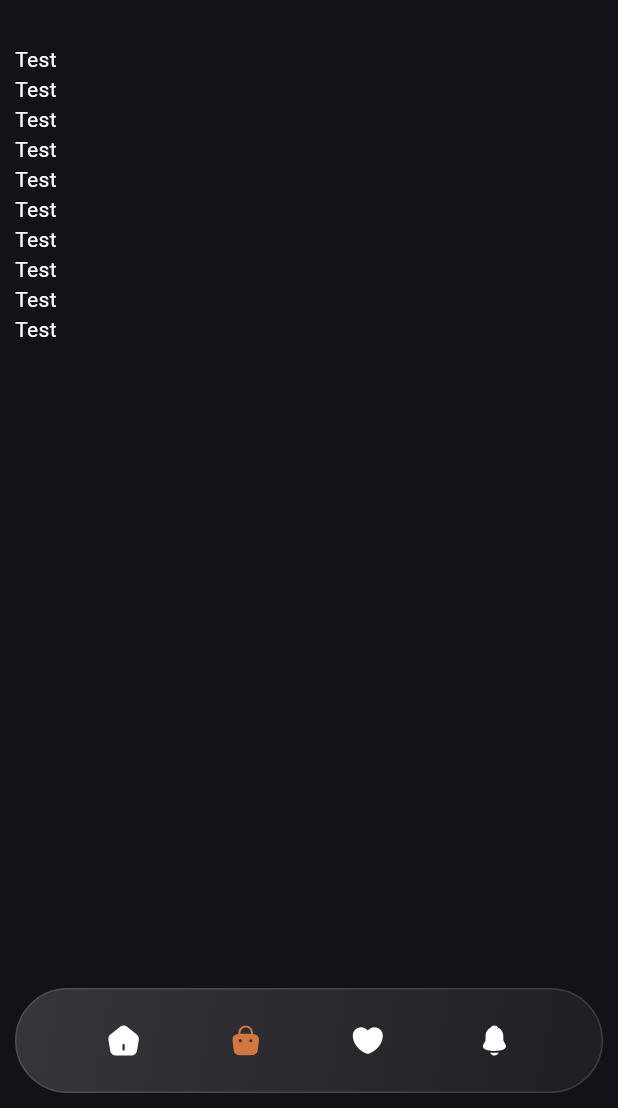
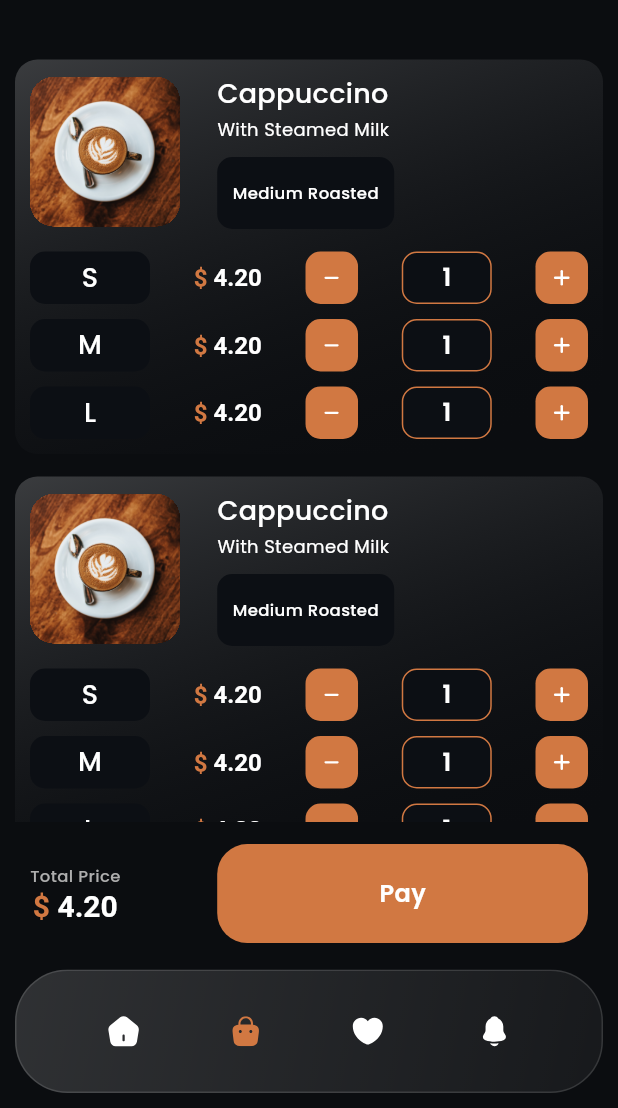
Before and after one commit to Debadrita438/flutter-coffee-shop, a Flutter app: the screen it shows after launch, item 2 of the bottom bar chosen, on a phone screen of 412 x 824 dp, the part 128-1236 px from its top. Run offline on Flutter 3.47's test engine with Material 3 defaults, Android fonts, the phone set to English and light mode, and no system bars; our stand-ins replace flutter_svg, hexcolor.

Commit message:
shop listing page design done

```diff
--- /dev/null
+++ b/lib/common_widgets/custom_orange_button.dart
@@ -0,0 +1,45 @@
+import 'package:flutter/material.dart';
+import 'package:hexcolor/hexcolor.dart';
+
+import 'package:coffee_shop/common_widgets/index.dart';
+import 'package:coffee_shop/utils/colors.dart';
+
+class CustomOrangeButton extends StatelessWidget {
+  const CustomOrangeButton({
+    super.key,
+    required this.buttonWidth,
+    required this.buttonHeight,
+    required this.buttonBorderRadius,
+    required this.buttonLabel,
+    required this.labelSize,
+    required this.onPress,
+  });
+
+  final double buttonWidth;
+  final double buttonHeight;
+  final double buttonBorderRadius;
+  final String buttonLabel;
+  final double labelSize;
+  final void Function() onPress;
+
+  @override
+  Widget build(BuildContext context) {
+    return InkWell(
+      onTap: onPress,
+      child: Container(
+        width: buttonWidth,
+        height: buttonHeight,
+        decoration: BoxDecoration(
+          color: HexColor(AppColor.orange),
+          borderRadius: BorderRadius.circular(buttonBorderRadius),
+        ),
+        child: Center(
+          child: SemiBoldText(
+            showText: buttonLabel,
+            fontSize: labelSize,
+          ),
+        ),
+      ),
+    );
+  }
+}
--- a/lib/common_widgets/index.dart
+++ b/lib/common_widgets/index.dart
@@ -4,3 +4,4 @@ export 'package:coffee_shop/common_widgets/regular_text.dart';
 export 'package:coffee_shop/common_widgets/add_remove.dart';
 export 'package:coffee_shop/common_widgets/medium_text.dart';
 export 'package:coffee_shop/common_widgets/frosted_bottom_tab.dart';
+export 'package:coffee_shop/common_widgets/custom_orange_button.dart';
--- a/lib/common_widgets/main_header.dart
+++ b/lib/common_widgets/main_header.dart
@@ -20,7 +20,9 @@ class MainHeader extends StatelessWidget {
 
   @override
   Widget build(BuildContext context) {
-    return Row(
+    return Padding(
+      padding: const EdgeInsets.only(bottom: 10),
+      child: Row(
         mainAxisAlignment: MainAxisAlignment.spaceBetween,
         children: [
           InkWell(
@@ -86,6 +88,7 @@ class MainHeader extends StatelessWidget {
             ),
           ),
         ],
+      ),
     );
   }
 }
--- a/lib/features/bottomTab/bottom_tab.dart
+++ b/lib/features/bottomTab/bottom_tab.dart
@@ -45,6 +45,7 @@ class _BottomTabState extends State<BottomTab> {
     }
 
     return Scaffold(
+      extendBody: false,
       bottomNavigationBar: Stack(
         children: [
           content,
@@ -53,9 +54,13 @@ class _BottomTabState extends State<BottomTab> {
             bottom: 10,
             right: 10,
             left: 10,
-            child: FrostedBottomTab(
-              onPress: selectedTabHandler,
-              onChangeColor: changeColorHandler,
+            child: Container(
+              width: MediaQuery.of(context).size.width * 1,
+              height: MediaQuery.of(context).size.height * 0.1,
+              child: FrostedBottomTab(
+                onPress: selectedTabHandler,
+                onChangeColor: changeColorHandler,
+              ),
             ),
           ),
         ],
--- a/lib/features/landing/dashboard.dart
+++ b/lib/features/landing/dashboard.dart
@@ -1,9 +1,9 @@
+import 'package:flutter/material.dart';
+
 import 'package:coffee_shop/features/landing/widgets/coffee_item.dart';
 import 'package:coffee_shop/features/landing/widgets/search_text_field.dart';
 import 'package:coffee_shop/features/landing/widgets/tab_nav.dart';
-import 'package:coffee_shop/features/shop/screens/shop_list.dart';
-import 'package:flutter/material.dart';
-
+import 'package:coffee_shop/utils/icons.dart';
 import 'package:coffee_shop/common_widgets/index.dart';
 
 class DashboardScreen extends StatefulWidget {
@@ -15,8 +15,6 @@ class DashboardScreen extends StatefulWidget {
 
 class _DashboardScreenState extends State<DashboardScreen> {
   final _searchController = TextEditingController();
-
-  final String _plusIcon = 'assets/icons/plus.svg';
 
   final List<String> _tabList = [
     'All',
@@ -71,8 +69,8 @@ class _DashboardScreenState extends State<DashboardScreen> {
                   itemCount: 10,
                   scrollDirection: Axis.horizontal,
                   itemBuilder: (context, index) {
-                    return CoffeeItemCard(
-                      addRemoveIcon: _plusIcon,
+                    return const CoffeeItemCard(
+                      addRemoveIcon: AppIcons.plusIcon,
                       showRating: true,
                       coffeeImage: 'assets/images/coffee.png',
                     );
@@ -91,8 +89,8 @@ class _DashboardScreenState extends State<DashboardScreen> {
                   itemCount: 10,
                   scrollDirection: Axis.horizontal,
                   itemBuilder: (context, index) {
-                    return CoffeeItemCard(
-                      addRemoveIcon: _plusIcon,
+                    return const CoffeeItemCard(
+                      addRemoveIcon: AppIcons.plusIcon,
                       showRating: false,
                       coffeeImage: 'assets/images/beans.png',
                     );
--- a/lib/features/shop/screens/shop_list.dart
+++ b/lib/features/shop/screens/shop_list.dart
@@ -1,6 +1,8 @@
+import 'package:flutter/material.dart';
+
 import 'package:coffee_shop/common_widgets/index.dart';
+import 'package:coffee_shop/features/shop/widgets/bottom_pay_view.dart';
 import 'package:coffee_shop/features/shop/widgets/cart_item.dart';
-import 'package:flutter/material.dart';
 
 class ShopListScreen extends StatelessWidget {
   const ShopListScreen({super.key});
@@ -8,6 +10,7 @@ class ShopListScreen extends StatelessWidget {
   @override
   Widget build(BuildContext context) {
     return Scaffold(
+      extendBody: false,
       body: Padding(
         padding: const EdgeInsets.symmetric(horizontal: 10, vertical: 50),
         child: Column(
@@ -19,10 +22,11 @@ class ShopListScreen extends StatelessWidget {
             Expanded(
               child: ListView.builder(
                 itemCount: 10,
-                itemBuilder: (context, index) => CartItem(),
+                itemBuilder: (context, index) => const CartItem(),
                 padding: const EdgeInsets.only(top: 30),
               ),
             ),
+            const BottomPayView(),
           ],
         ),
       ),
--- /dev/null
+++ b/lib/features/shop/widgets/bottom_pay_view.dart
@@ -0,0 +1,67 @@
+import 'package:flutter/material.dart';
+import 'package:hexcolor/hexcolor.dart';
+
+import 'package:coffee_shop/common_widgets/index.dart';
+import 'package:coffee_shop/utils/colors.dart';
+
+class BottomPayView extends StatelessWidget {
+  const BottomPayView({super.key});
+
+  @override
+  Widget build(BuildContext context) {
+    return Container(
+      width: double.infinity,
+      padding: const EdgeInsets.only(
+        bottom: 60,
+        top: 15,
+        right: 10,
+        left: 10,
+      ),
+      child: Row(
+        mainAxisAlignment: MainAxisAlignment.spaceBetween,
+        children: [
+          Column(
+            children: [
+              const MediumText(
+                showText: 'Total Price',
+                fontSize: 11,
+                textColor: AppColor.gray,
+              ),
+              RichText(
+                text: TextSpan(
+                  style: const TextStyle(
+                    fontSize: 20,
+                    fontFamily: 'Poppins',
+                    fontWeight: FontWeight.w600,
+                  ),
+                  children: [
+                    TextSpan(
+                      text: '\$',
+                      style: TextStyle(
+                        color: HexColor(AppColor.orange),
+                      ),
+                    ),
+                    TextSpan(
+                      text: ' 4.20',
+                      style: TextStyle(
+                        color: HexColor(AppColor.white),
+                      ),
+                    ),
+                  ],
+                ),
+              ),
+            ],
+          ),
+          CustomOrangeButton(
+            buttonBorderRadius: 20,
+            buttonHeight: MediaQuery.of(context).size.height * 0.08,
+            buttonWidth: MediaQuery.of(context).size.width * 0.6,
+            buttonLabel: 'Pay',
+            labelSize: 16,
+            onPress: () {},
+          ),
+        ],
+      ),
+    );
+  }
+}
--- a/lib/features/shop/widgets/cart_item.dart
+++ b/lib/features/shop/widgets/cart_item.dart
@@ -1,4 +1,10 @@
+import 'package:coffee_shop/features/shop/widgets/quantity.dart';
 import 'package:flutter/material.dart';
+import 'package:flutter/widgets.dart';
+import 'package:hexcolor/hexcolor.dart';
+
+import 'package:coffee_shop/common_widgets/index.dart';
+import 'package:coffee_shop/utils/colors.dart';
 
 class CartItem extends StatelessWidget {
   const CartItem({super.key});
@@ -6,9 +12,73 @@ class CartItem extends StatelessWidget {
   @override
   Widget build(BuildContext context) {
     return Container(
-      child: Text(
-        'Test',
-        style: TextStyle(color: Colors.white),
+      margin: const EdgeInsets.only(bottom: 15),
+      padding: const EdgeInsets.all(10),
+      decoration: BoxDecoration(
+        color: HexColor(AppColor.grayishBlack),
+        borderRadius: const BorderRadius.all(Radius.circular(15)),
+        gradient: const LinearGradient(
+          colors: [
+            Color.fromARGB(100, 255, 255, 255),
+            Color.fromARGB(1, 12, 15, 20),
+          ],
+          transform: GradientRotation(1.5),
+          begin: Alignment(-1.5, 1.5),
+          end: Alignment(0.9, 0.5),
+        ),
+      ),
+      child: Column(
+        children: [
+          Row(
+            mainAxisAlignment: MainAxisAlignment.spaceBetween,
+            children: [
+              Container(
+                height: 100,
+                width: 100,
+                clipBehavior: Clip.hardEdge,
+                decoration: BoxDecoration(
+                  borderRadius: BorderRadius.circular(16),
+                ),
+                child: Image.asset('assets/images/coffee.png'),
+              ),
+              SizedBox(
+                width: MediaQuery.of(context).size.width * 0.6,
+                child: Column(
+                  crossAxisAlignment: CrossAxisAlignment.start,
+                  children: [
+                    const MediumText(showText: 'Cappuccino', fontSize: 18),
+                    const SizedBox(height: 2),
+                    const RegularText(
+                      showText: 'With Steamed Milk',
+                      fontSize: 12,
+                    ),
+                    Container(
+                      height: 48,
+                      width: 118,
+                      margin: const EdgeInsets.only(top: 10),
+                      decoration: BoxDecoration(
+                        borderRadius: BorderRadius.circular(10),
+                        color: HexColor(AppColor.deepestBlue),
+                      ),
+                      child: const Center(
+                        child: MediumText(
+                          showText: 'Medium Roasted',
+                          fontSize: 11,
+                        ),
+                      ),
+                    )
+                  ],
+                ),
+              )
+            ],
+          ),
+          const SizedBox(height: 15),
+          const QuantityCard(size: 'S'),
+          const SizedBox(height: 10),
+          const QuantityCard(size: 'M'),
+          const SizedBox(height: 10),
+          const QuantityCard(size: 'L'),
+        ],
       ),
     );
   }
--- /dev/null
+++ b/lib/features/shop/widgets/quantity.dart
@@ -0,0 +1,77 @@
+import 'package:flutter/material.dart';
+import 'package:hexcolor/hexcolor.dart';
+
+import 'package:coffee_shop/common_widgets/index.dart';
+import 'package:coffee_shop/utils/colors.dart';
+import 'package:coffee_shop/utils/icons.dart';
+
+class QuantityCard extends StatelessWidget {
+  const QuantityCard({super.key, required this.size});
+
+  final String size;
+
+  @override
+  Widget build(BuildContext context) {
+    return Row(
+      mainAxisAlignment: MainAxisAlignment.spaceBetween,
+      children: [
+        Container(
+          height: 35,
+          width: 80,
+          decoration: BoxDecoration(
+            borderRadius: BorderRadius.circular(10),
+            color: HexColor(AppColor.deepestBlue),
+          ),
+          child: Center(
+            child: MediumText(
+              showText: size,
+              fontSize: 18,
+            ),
+          ),
+        ),
+        RichText(
+          text: TextSpan(
+            style: const TextStyle(
+              fontSize: 16,
+              fontFamily: 'Poppins',
+              fontWeight: FontWeight.w600,
+            ),
+            children: [
+              TextSpan(
+                text: '\$',
+                style: TextStyle(
+                  color: HexColor(AppColor.orange),
+                ),
+              ),
+              TextSpan(
+                text: ' 4.20',
+                style: TextStyle(
+                  color: HexColor(AppColor.white),
+                ),
+              ),
+            ],
+          ),
+        ),
+        const AddRemove(addRemoveIcon: AppIcons.minusIcon),
+        Container(
+          height: 35,
+          width: 60,
+          decoration: BoxDecoration(
+            borderRadius: BorderRadius.circular(10),
+            color: HexColor(AppColor.deepestBlue),
+            border: Border.all(
+              color: HexColor(AppColor.orange),
+            ),
+          ),
+          child: const Center(
+            child: SemiBoldText(
+              showText: '1',
+              fontSize: 16,
+            ),
+          ),
+        ),
+        const AddRemove(addRemoveIcon: AppIcons.plusIcon),
+      ],
+    );
+  }
+}
--- a/lib/main.dart
+++ b/lib/main.dart
@@ -2,8 +2,6 @@ import 'package:coffee_shop/features/bottomTab/bottom_tab.dart';
 import 'package:coffee_shop/utils/colors.dart';
 import 'package:flutter/material.dart';
 import 'package:hexcolor/hexcolor.dart';
-
-import 'package:coffee_shop/features/landing/dashboard.dart';
 
 void main() {
   runApp(const MyApp());
@@ -20,8 +18,9 @@ class MyApp extends StatelessWidget {
       themeMode: ThemeMode.dark,
       darkTheme: ThemeData.dark().copyWith(
         colorScheme: ColorScheme.fromSeed(
-          seedColor: HexColor(AppColor.deepestBlue),
+          seedColor: HexColor(AppColor.backgroundColor),
         ),
+        scaffoldBackgroundColor: HexColor(AppColor.backgroundColor),
       ),
       home: const BottomTab(),
     );
--- a/lib/utils/colors.dart
+++ b/lib/utils/colors.dart
@@ -7,4 +7,6 @@ class AppColor {
   static const lightGray2 = '#4E5053';
   static const darkBlue = '#141921';
   static const orange = '#D17842';
+  static const backgroundColor = '#0b0d10';
+  static const gray = '#AEAEAE';
 }
--- /dev/null
+++ b/lib/utils/icons.dart
@@ -0,0 +1,4 @@
+class AppIcons {
+  static const minusIcon = 'assets/icons/minus.svg';
+  static const plusIcon = 'assets/icons/plus.svg';
+}
```
Also changed, not shown: assets/icons/minus.svg (added). Lines whose indentation alone changed are shown as unchanged.
